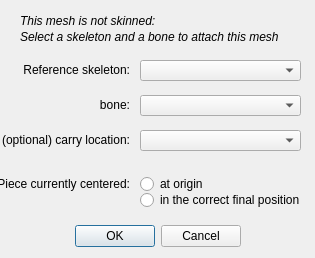
Swyter/openbrf-redux, file askBoneDialog.ui: the form before one commit.
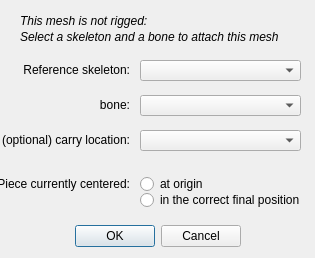
The form after the commit.

```diff
--- a/askBoneDialog.ui
+++ b/askBoneDialog.ui
@@ -96,7 +96,7 @@
     </font>
    </property>
    <property name="text">
-    <string>This mesh is not skinned:</string>
+    <string>This mesh is not rigged:</string>
    </property>
   </widget>
   <widget class="QLabel" name="label_4">
```
